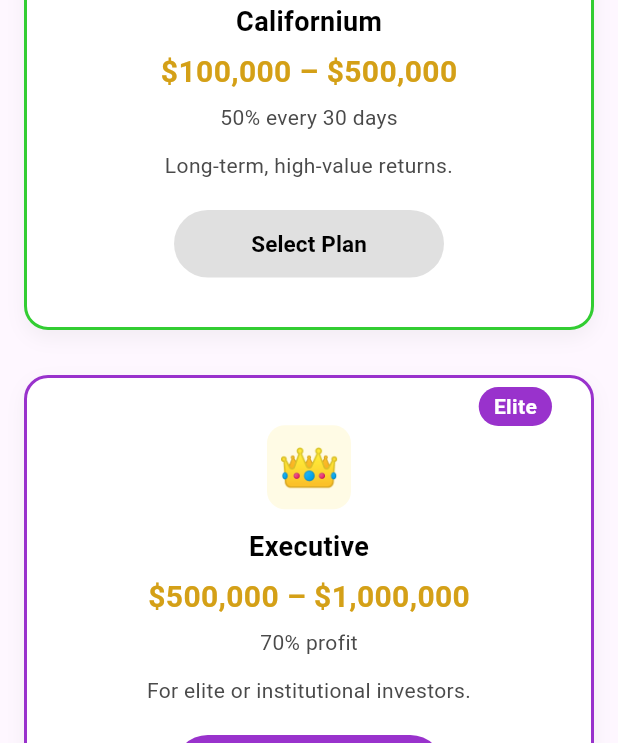
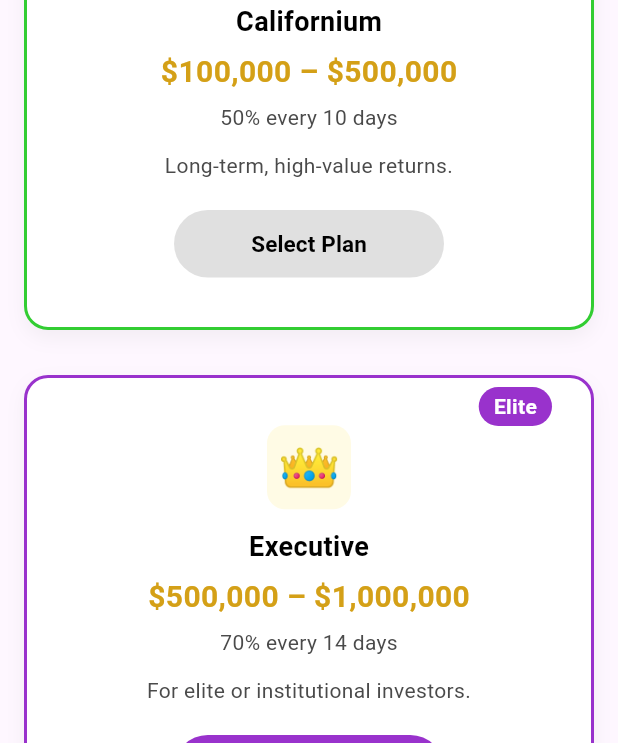
Before and after one commit to smartkingah/pioneerInvestment, a Flutter app: the InvestmentPackagesPage widget shown alone on an empty page, opened directly, scrolled down 1465 dp, on a phone screen of 412 x 824 dp. Shown: the part 294-1037 px from the top of the screen. Run offline on Flutter 3.47's test engine with Material 3 defaults, Android fonts, the phone set to English and light mode, and no system bars; our stand-ins replace badges, cached_network_image, cloud_firestore, file_picker, firebase_auth, firebase_core and 6 more; missing offline and left inert: dart:html, dart:js, emailjs, pretty_date_time; accounts and stored records are empty; network calls fail; statements that could not run were skipped.

Commit message:
fixed textupdate

```diff
--- a/lib/providers/model_provider.dart
+++ b/lib/providers/model_provider.dart
@@ -10,19 +10,16 @@ class ModelProvider extends ChangeNotifier {
   ///seruserDatas
   setuserPhotUrlData({required String photoUrl}) {
     photoUrlData = photoUrl;
-
     notifyListeners();
   }
 
   setuserNameData({required String userName}) {
     userNameData = userName;
-
     notifyListeners();
   }
 
   setuSelectedPackage({required String selectedPackageData}) {
     selectedPackage = selectedPackageData;
-
     notifyListeners();
   }
 
--- a/lib/screen/web_platform/Widgets/package.dart
+++ b/lib/screen/web_platform/Widgets/package.dart
@@ -131,7 +131,7 @@ class InvestmentPackagesPage extends StatelessWidget {
                     _buildPackageCard(
                       title: 'Californium',
                       amount: '\$100,000 – \$500,000',
-                      returnRate: '50% every 30 days',
+                      returnRate: '50% every 10 days',
                       description: 'Long-term, high-value returns.',
                       icon: '🌴',
                       iconColor: const Color(0xFF228B22),
@@ -142,7 +142,7 @@ class InvestmentPackagesPage extends StatelessWidget {
                     _buildPackageCard(
                       title: 'Executive',
                       amount: '\$500,000 – \$1,000,000',
-                      returnRate: '70% profit',
+                      returnRate: '70% every 14 days',
                       description: 'For elite or institutional investors.',
                       icon: "👑",
                       iconColor: const Color(0xFFFFD700),
```
